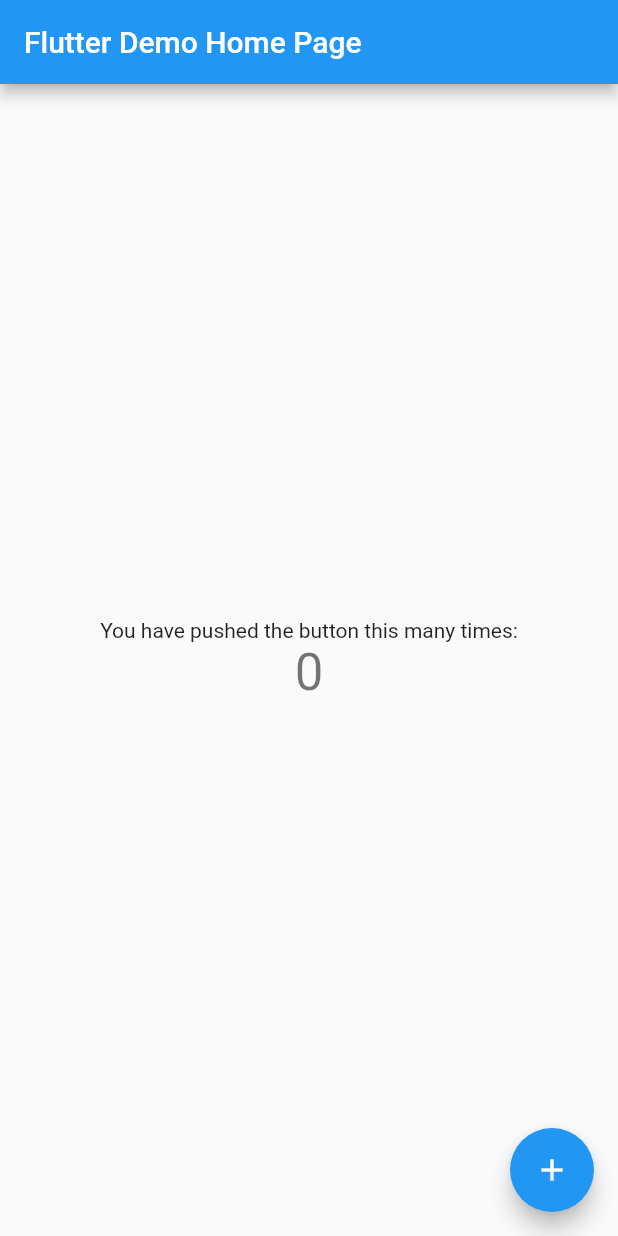
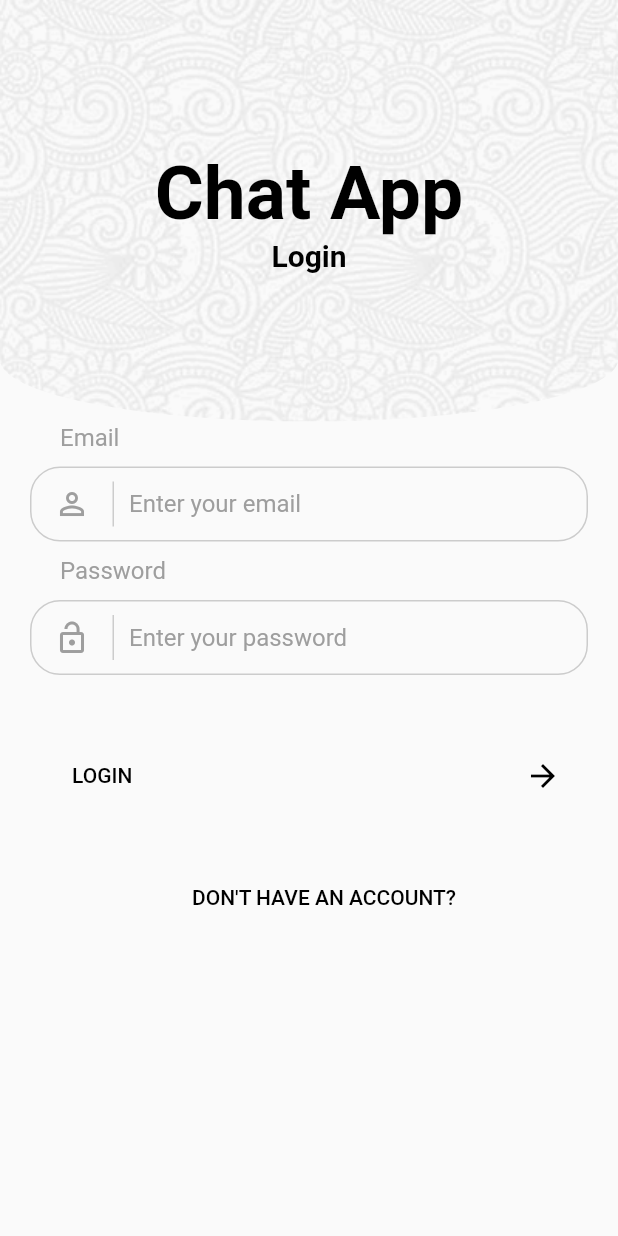
Before and after one commit to Hana-Khan/flutter_chat_app, a Flutter app: the screen it shows after launch, on a phone screen of 412 x 824 dp. Run offline on Flutter 3.47's test engine with Material 2 defaults, Android fonts, the phone set to English and light mode, and no system bars.

Commit message:
login/signup screens done, also firebase connected.

```diff
--- /dev/null
+++ b/lib/constants.dart
@@ -0,0 +1,6 @@
+import 'package:flutter/material.dart';
+
+final kHeadingStyle =
+    TextStyle(fontSize: 50.0, fontWeight: FontWeight.bold, color: Colors.black);
+
+final kTextFieldStyle = TextStyle(color: Colors.grey, fontSize: 16.0);
--- a/lib/main.dart
+++ b/lib/main.dart
@@ -1,4 +1,5 @@
 import 'package:flutter/material.dart';
+import 'package:flutter_chat_app/presentation/screens/login.dart';
 
 void main() {
   runApp(MyApp());
@@ -9,105 +10,12 @@ class MyApp extends StatelessWidget {
   @override
   Widget build(BuildContext context) {
     return MaterialApp(
-      title: 'Flutter Demo',
+      debugShowCheckedModeBanner: false,
+      title: 'Demo Chat',
       theme: ThemeData(
-        // This is the theme of your application.
-        //
-        // Try running your application with "flutter run". You'll see the
-        // application has a blue toolbar. Then, without quitting the app, try
-        // changing the primarySwatch below to Colors.green and then invoke
-        // "hot reload" (press "r" in the console where you ran "flutter run",
-        // or simply save your changes to "hot reload" in a Flutter IDE).
-        // Notice that the counter didn't reset back to zero; the application
-        // is not restarted.
         primarySwatch: Colors.blue,
       ),
-      home: MyHomePage(title: 'Flutter Demo Home Page'),
+      home: LoginScreen(),
     );
   }
 }
-
-class MyHomePage extends StatefulWidget {
-  MyHomePage({Key? key, required this.title}) : super(key: key);
-
-  // This widget is the home page of your application. It is stateful, meaning
-  // that it has a State object (defined below) that contains fields that affect
-  // how it looks.
-
-  // This class is the configuration for the state. It holds the values (in this
-  // case the title) provided by the parent (in this case the App widget) and
-  // used by the build method of the State. Fields in a Widget subclass are
-  // always marked "final".
-
-  final String title;
-
-  @override
-  _MyHomePageState createState() => _MyHomePageState();
-}
-
-class _MyHomePageState extends State<MyHomePage> {
-  int _counter = 0;
-
-  void _incrementCounter() {
-    setState(() {
-      // This call to setState tells the Flutter framework that something has
-      // changed in this State, which causes it to rerun the build method below
-      // so that the display can reflect the updated values. If we changed
-      // _counter without calling setState(), then the build method would not be
-      // called again, and so nothing would appear to happen.
-      _counter++;
-    });
-  }
-
-  @override
-  Widget build(BuildContext context) {
-    // This method is rerun every time setState is called, for instance as done
-    // by the _incrementCounter method above.
-    //
-    // The Flutter framework has been optimized to make rerunning build methods
-    // fast, so that you can just rebuild anything that needs updating rather
-    // than having to individually change instances of widgets.
-    return Scaffold(
-      appBar: AppBar(
-        // Here we take the value from the MyHomePage object that was created by
-        // the App.build method, and use it to set our appbar title.
-        title: Text(widget.title),
-      ),
-      body: Center(
-        // Center is a layout widget. It takes a single child and positions it
-        // in the middle of the parent.
-        child: Column(
-          // Column is also a layout widget. It takes a list of children and
-          // arranges them vertically. By default, it sizes itself to fit its
-          // children horizontally, and tries to be as tall as its parent.
-          //
-          // Invoke "debug painting" (press "p" in the console, choose the
-          // "Toggle Debug Paint" action from the Flutter Inspector in Android
-          // Studio, or the "Toggle Debug Paint" command in Visual Studio Code)
-          // to see the wireframe for each widget.
-          //
-          // Column has various properties to control how it sizes itself and
-          // how it positions its children. Here we use mainAxisAlignment to
-          // center the children vertically; the main axis here is the vertical
-          // axis because Columns are vertical (the cross axis would be
-          // horizontal).
-          mainAxisAlignment: MainAxisAlignment.center,
-          children: <Widget>[
-            Text(
-              'You have pushed the button this many times:',
-            ),
-            Text(
-              '$_counter',
-              style: Theme.of(context).textTheme.headline4,
-            ),
-          ],
-        ),
-      ),
-      floatingActionButton: FloatingActionButton(
-        onPressed: _incrementCounter,
-        tooltip: 'Increment',
-        child: Icon(Icons.add),
-      ), // This trailing comma makes auto-formatting nicer for build methods.
-    );
-  }
-}
--- /dev/null
+++ b/lib/presentation/screens/login.dart
@@ -0,0 +1,212 @@
+import 'package:flutter/cupertino.dart';
+import 'package:flutter/material.dart';
+import 'package:flutter_chat_app/constants.dart';
+import 'package:flutter_chat_app/presentation/widgets/clipper.dart';
+
+class LoginScreen extends StatefulWidget {
+  final Color? backgroundColor;
+  final AssetImage? backgroundImage;
+
+  LoginScreen({Key? key, this.backgroundColor, this.backgroundImage});
+
+  @override
+  _LoginScreenState createState() => _LoginScreenState();
+}
+
+class _LoginScreenState extends State<LoginScreen> {
+  bool login = true;
+
+  @override
+  Widget build(BuildContext context) {
+    return Scaffold(
+      body: SingleChildScrollView(
+        child: Container(
+          height: MediaQuery.of(context).size.height,
+          decoration: BoxDecoration(
+            color: this.widget.backgroundColor,
+          ),
+          child: Column(
+            crossAxisAlignment: CrossAxisAlignment.start,
+            mainAxisSize: MainAxisSize.max,
+            children: <Widget>[
+              ClipPath(
+                clipper: MyClipper(),
+                child: Container(
+                  decoration: BoxDecoration(
+                    image: new DecorationImage(
+                      image: AssetImage('assets/full_bloom.png'),
+                      fit: BoxFit.cover,
+                    ),
+                  ),
+                  alignment: Alignment.center,
+                  padding: EdgeInsets.only(top: 100.0, bottom: 100.0),
+                  child: Column(
+                    children: <Widget>[
+                      Text("Chat App", style: kHeadingStyle),
+                      Text(
+                        login ? 'Login' : 'Register',
+                        style: kHeadingStyle.copyWith(fontSize: 20.0),
+                      ),
+                    ],
+                  ),
+                ),
+              ),
+              Padding(
+                padding: const EdgeInsets.only(left: 40.0),
+                child: Text("Email", style: kTextFieldStyle),
+              ),
+              Container(
+                decoration: BoxDecoration(
+                  border: Border.all(
+                    color: Colors.grey.withOpacity(0.5),
+                    width: 1.0,
+                  ),
+                  borderRadius: BorderRadius.circular(20.0),
+                ),
+                margin: const EdgeInsets.symmetric(
+                    vertical: 10.0, horizontal: 20.0),
+                child: Row(
+                  children: <Widget>[
+                    new Padding(
+                      padding: EdgeInsets.symmetric(
+                          vertical: 10.0, horizontal: 15.0),
+                      child: Icon(
+                        Icons.person_outline,
+                        color: Colors.grey,
+                      ),
+                    ),
+                    Container(
+                      height: 30.0,
+                      width: 1.0,
+                      color: Colors.grey.withOpacity(0.5),
+                      margin: const EdgeInsets.only(left: 00.0, right: 10.0),
+                    ),
+                    new Expanded(
+                      child: TextField(
+                        decoration: InputDecoration(
+                          border: InputBorder.none,
+                          hintText: 'Enter your email',
+                          hintStyle: TextStyle(color: Colors.grey),
+                        ),
+                      ),
+                    )
+                  ],
+                ),
+              ),
+              Padding(
+                padding: const EdgeInsets.only(left: 40.0),
+                child: Text(
+                  "Password",
+                  style: kTextFieldStyle,
+                ),
+              ),
+              Container(
+                decoration: BoxDecoration(
+                  border: Border.all(
+                    color: Colors.grey.withOpacity(0.5),
+                    width: 1.0,
+                  ),
+                  borderRadius: BorderRadius.circular(20.0),
+                ),
+                margin: const EdgeInsets.symmetric(
+                    vertical: 10.0, horizontal: 20.0),
+                child: Row(
+                  children: <Widget>[
+                    new Padding(
+                      padding: EdgeInsets.symmetric(
+                          vertical: 10.0, horizontal: 15.0),
+                      child: Icon(
+                        Icons.lock_open,
+                        color: Colors.grey,
+                      ),
+                    ),
+                    Container(
+                      height: 30.0,
+                      width: 1.0,
+                      color: Colors.grey.withOpacity(0.5),
+                      margin: const EdgeInsets.only(left: 00.0, right: 10.0),
+                    ),
+                    new Expanded(
+                      child: TextField(
+                        decoration: InputDecoration(
+                          border: InputBorder.none,
+                          hintText: 'Enter your password',
+                          hintStyle: TextStyle(color: Colors.grey),
+                        ),
+                      ),
+                    )
+                  ],
+                ),
+              ),
+              Container(
+                margin: const EdgeInsets.only(top: 20.0),
+                padding: const EdgeInsets.only(left: 20.0, right: 20.0),
+                child: new Row(
+                  children: <Widget>[
+                    new Expanded(
+                      child: TextButton(
+                        child: new Row(
+                          children: <Widget>[
+                            new Padding(
+                              padding: const EdgeInsets.only(left: 20.0),
+                              child: Text(
+                                login ? "LOGIN" : 'REGISTER',
+                                style: TextStyle(color: Colors.black),
+                              ),
+                            ),
+                            new Expanded(
+                              child: Container(),
+                            ),
+                            new Transform.translate(
+                              offset: Offset(15.0, 0.0),
+                              child: new Container(
+                                padding: const EdgeInsets.all(5.0),
+                                child: TextButton(
+                                  child: Icon(
+                                    Icons.arrow_forward,
+                                    color: Colors.black,
+                                  ),
+                                  onPressed: () => {},
+                                ),
+                              ),
+                            )
+                          ],
+                        ),
+                        onPressed: () => {},
+                      ),
+                    ),
+                  ],
+                ),
+              ),
+              Container(
+                margin: const EdgeInsets.only(top: 20.0),
+                padding: const EdgeInsets.only(left: 20.0, right: 20.0),
+                child: new Row(
+                  children: <Widget>[
+                    new Expanded(
+                      child: TextButton(
+                        child: Container(
+                          padding: const EdgeInsets.only(left: 20.0),
+                          alignment: Alignment.center,
+                          child: Text(
+                            login
+                                ? "DON'T HAVE AN ACCOUNT?"
+                                : 'ALREADY HAVE ACCOUT? LOGIN',
+                            style: TextStyle(color: Colors.black),
+                          ),
+                        ),
+                        onPressed: () => setState(() {
+                          login = !login;
+                        }),
+                      ),
+                    ),
+                  ],
+                ),
+              ),
+            ],
+          ),
+        ),
+      ),
+    );
+  }
+}
--- /dev/null
+++ b/lib/presentation/widgets/clipper.dart
@@ -0,0 +1,23 @@
+import 'package:flutter/material.dart';
+
+class MyClipper extends CustomClipper<Path> {
+  @override
+  Path getClip(Size size) {
+    Path p = new Path();
+    p.lineTo(size.width, 0.0);
+    p.lineTo(size.width, size.height * 0.85);
+    p.arcToPoint(
+      Offset(0.0, size.height * 0.85),
+      radius: const Radius.elliptical(50.0, 10.0),
+      rotation: 0.0,
+    );
+    p.lineTo(0.0, 0.0);
+    p.close();
+    return p;
+  }
+
+  @override
+  bool shouldReclip(CustomClipper oldClipper) {
+    return true;
+  }
+}
--- a/pubspec.yaml
+++ b/pubspec.yaml
@@ -45,9 +45,9 @@ flutter:
   uses-material-design: true
 
   # To add assets to your application, add an assets section, like this:
-  # assets:
-  #   - images/a_dot_burr.jpeg
-  #   - images/a_dot_ham.jpeg
+  assets:
+   - assets/
+
 
   # An image asset can refer to one or more resolution-specific "variants", see
   # https://flutter.dev/assets-and-images/#resolution-aware.
```
Also changed, not shown: assets/full_bloom.png (added), 3 other files.
